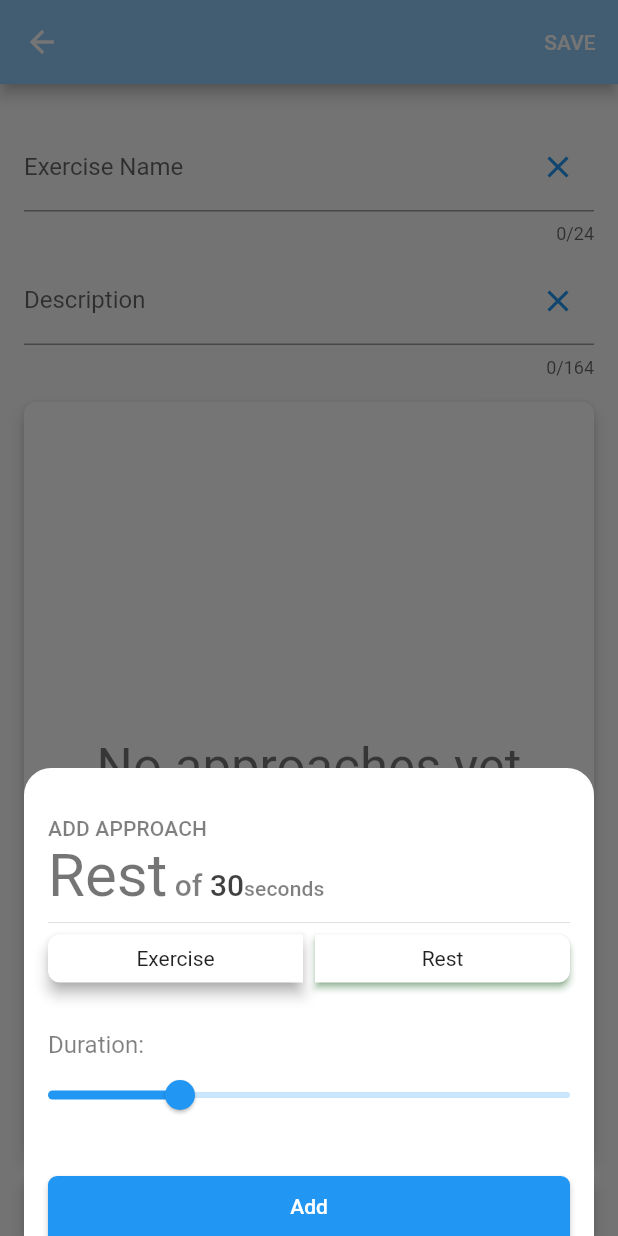
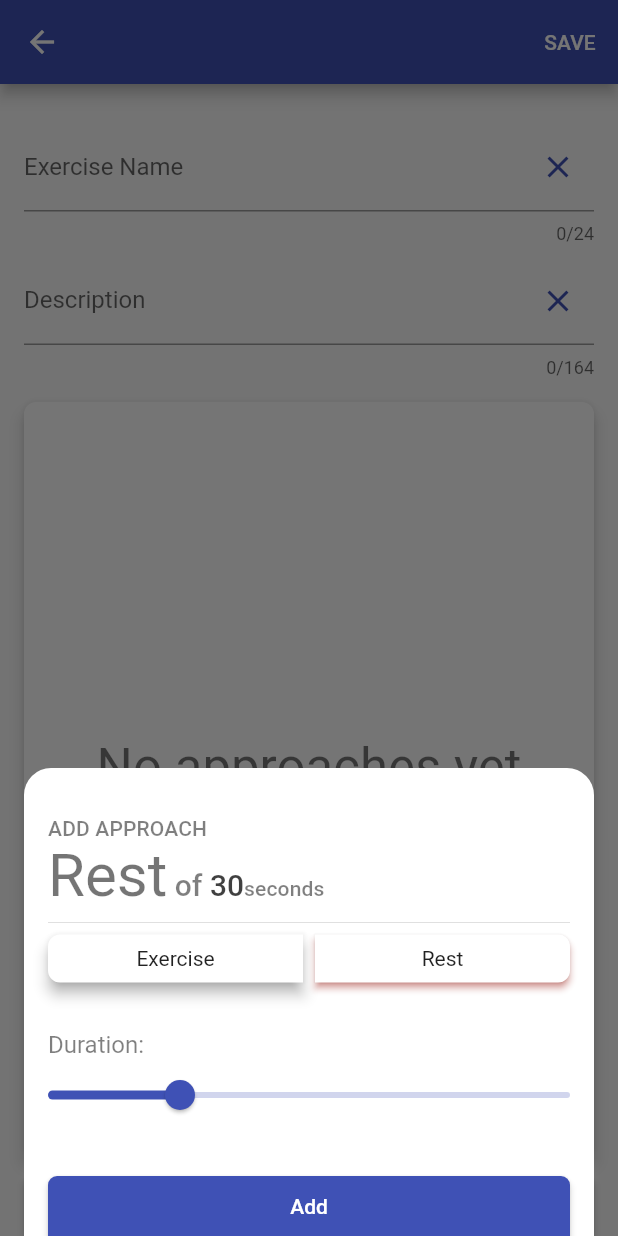
Before and after one commit to yurecKovalchuk/gym_companion, a Flutter app: the ExerciseCreate screen opened by its route, after a tap on "ADD APPROACH", on a phone screen of 412 x 824 dp. Run offline on Flutter 3.47's test engine with Material 2 defaults, Android fonts, the phone set to English and light mode, and no system bars; our stand-ins replace equatable, flutter_bloc, shared_preferences, sqflite; accounts and stored records are empty.

Commit message:
feat: add theme

```diff
--- a/lib/app/app.dart
+++ b/lib/app/app.dart
@@ -1,2 +1,3 @@
 export 'const.dart';
 export 'routes_const.dart';
+export 'app_theme.dart';
--- /dev/null
+++ b/lib/app/app_theme.dart
@@ -0,0 +1,11 @@
+import 'package:flutter/material.dart';
+
+final ThemeData myAppTheme = ThemeData(
+  primaryColor: Colors.indigo,
+  colorScheme: const ColorScheme.light(
+    background: Colors.indigo,
+    onPrimary: Colors.white,
+    primary: Colors.indigo,
+    onSecondary: Colors.white,
+  ),
+);
--- a/lib/features/drawer/screen/drawer_screen.dart
+++ b/lib/features/drawer/screen/drawer_screen.dart
@@ -20,14 +20,14 @@ class DrawerScreen extends StatelessWidget {
         return Drawer(
           child: ListView(
             children: [
-              const DrawerHeader(
+              DrawerHeader(
                 decoration: BoxDecoration(
-                  color: Colors.blue,
+                  color: Theme.of(context).colorScheme.background,
                 ),
                 child: Text(
                   'Side Menu',
                   style: TextStyle(
-                    color: Colors.white,
+                    color: Theme.of(context).colorScheme.onSecondary,
                     fontSize: 24,
                   ),
                 ),
--- a/lib/features/exercise_create/screen/exercise_create.dart
+++ b/lib/features/exercise_create/screen/exercise_create.dart
@@ -133,7 +133,7 @@ class _ExerciseCreateState extends State<ExerciseCreate> {
                       padding: const EdgeInsets.only(left: 0.0, right: 0.0),
                       child: ElevatedButton(
                         style: ElevatedButton.styleFrom(
-                          elevation: 4,
+                          backgroundColor: Theme.of(context).colorScheme.background,
                         ),
                         onPressed: () => _showAddTaskDialog(),
                         child: Text(context.l10n.buttonAddApproach),
--- a/lib/features/exercise_create/widget/show_modal_bottom_sheet_set_approaches.dart
+++ b/lib/features/exercise_create/widget/show_modal_bottom_sheet_set_approaches.dart
@@ -93,7 +93,7 @@ class _ShowModalBottomSheetSetApproachesState extends State<ShowModalBottomSheet
                         child: Card(
                           margin: EdgeInsets.zero,
                           elevation: selectedType == ApproachType.exercise ? 2 : 4,
-                          shadowColor: selectedType == ApproachType.exercise ? Colors.red : Colors.grey,
+                          shadowColor: selectedType == ApproachType.exercise ? Colors.green : Colors.grey,
                           shape: const RoundedRectangleBorder(
                             borderRadius: BorderRadius.only(
                               topRight: Radius.circular(0),
@@ -120,7 +120,7 @@ class _ShowModalBottomSheetSetApproachesState extends State<ShowModalBottomSheet
                         child: Card(
                           margin: EdgeInsets.zero,
                           elevation: selectedType == ApproachType.rest ? 2 : 4,
-                          shadowColor: selectedType == ApproachType.rest ? Colors.green : Colors.grey,
+                          shadowColor: selectedType == ApproachType.rest ? Colors.red : Colors.grey,
                           shape: const RoundedRectangleBorder(
                             borderRadius: BorderRadius.only(
                               topLeft: Radius.circular(0),
--- a/lib/features/exercises/screen/exercises_screen.dart
+++ b/lib/features/exercises/screen/exercises_screen.dart
@@ -103,6 +103,7 @@ class ExerciseScreenState extends State<ExerciseScreen> {
               }
             }),
         floatingActionButton: FloatingActionButton(
+          backgroundColor: Theme.of(context).colorScheme.background,
           onPressed: () => _navigatorPushToCreateScreen(),
           child: const Icon(Icons.add),
         ),
--- a/lib/main.dart
+++ b/lib/main.dart
@@ -44,6 +44,7 @@ class _MyAppState extends State<MyApp> {
   @override
   Widget build(BuildContext context) {
     return MaterialApp(
+      theme: myAppTheme,
       initialRoute: routWelcomeScreen,
       onGenerateRoute: (settings) {
         late final exercise = settings.arguments as Exercise?;
```
